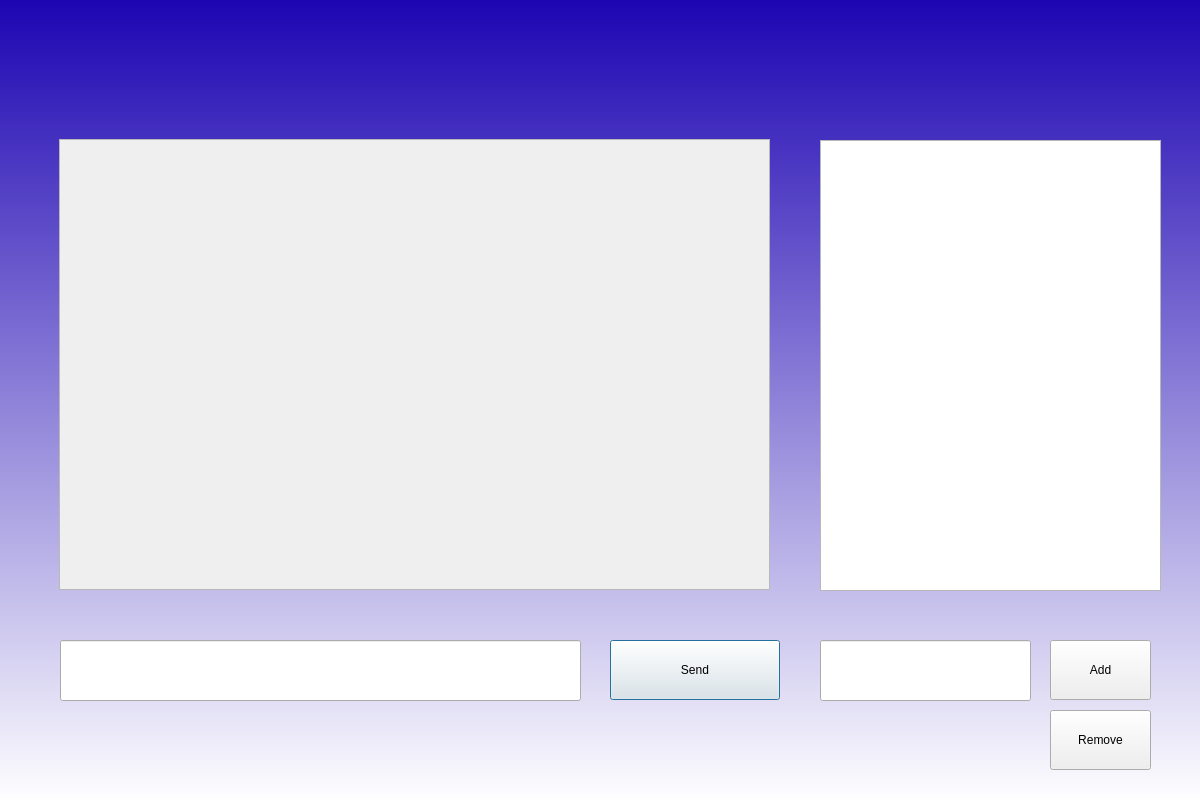
This is UI/menu_page.ui in Ag0r9/SK-GG-type-communicator as Qt 5 draws it before an edit. The edited form follows.
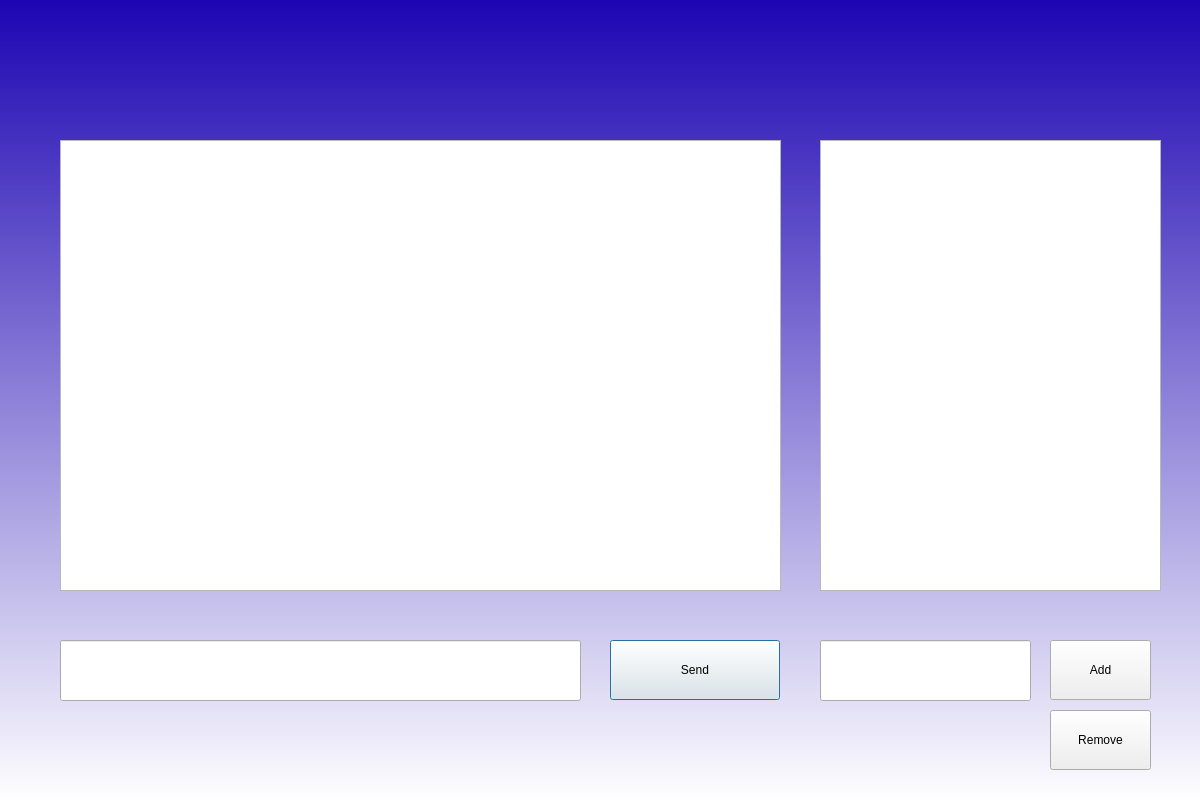
This is the edited form.

What changed in the file:
```diff
--- a/UI/menu_page.ui
+++ b/UI/menu_page.ui
@@ -115,44 +115,15 @@
      <string>Remove</string>
     </property>
    </widget>
-   <widget class="QScrollArea" name="scrollArea">
+   <widget class="QListWidget" name="chatListWidget">
     <property name="geometry">
      <rect>
-      <x>59</x>
-      <y>139</y>
-      <width>711</width>
+      <x>60</x>
+      <y>140</y>
+      <width>721</width>
       <height>451</height>
      </rect>
     </property>
-    <property name="widgetResizable">
-     <bool>true</bool>
-    </property>
-    <widget class="QWidget" name="chatLayout">
-     <property name="geometry">
-      <rect>
-       <x>0</x>
-       <y>0</y>
-       <width>709</width>
-       <height>449</height>
-      </rect>
-     </property>
-     <layout class="QVBoxLayout" name="verticalLayout_2">
-      <item>
-       <widget class="QLabel" name="label">
-        <property name="text">
-         <string/>
-        </property>
-       </widget>
-      </item>
-      <item>
-       <widget class="QLabel" name="label_2">
-        <property name="text">
-         <string/>
-        </property>
-       </widget>
-      </item>
-     </layout>
-    </widget>
    </widget>
   </widget>
  </widget>
```
